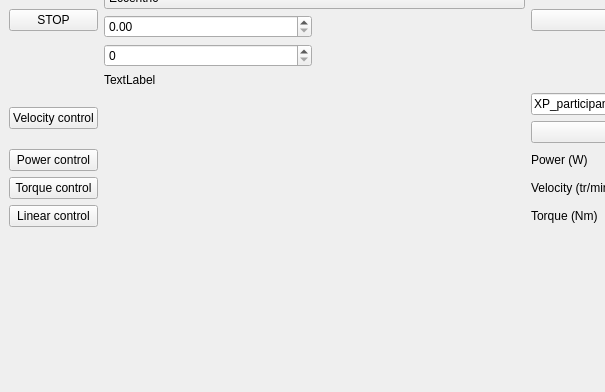
This is ergocycle_gui.ui in s2mLab/ControlOdrive as Qt 5 draws it before an edit; both pictures show x 0 to 605 and y 189 to 581 of the 960 by 581 pixel window. The edited form follows.
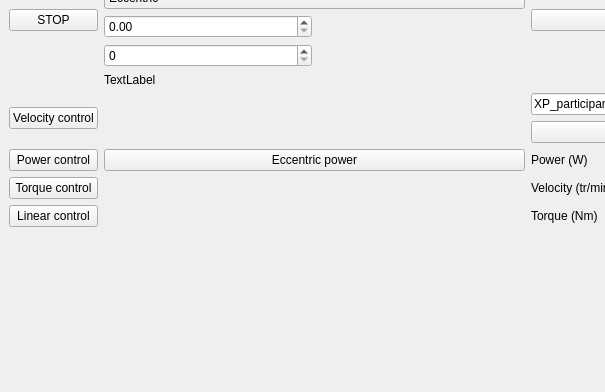
This is the edited form.

Commit message: Forward/reverse and eccentric power control

What changed in the file:
```diff
--- a/ergocycle_gui.ui
+++ b/ergocycle_gui.ui
@@ -275,6 +275,13 @@
         </property>
        </widget>
       </item>
+      <item row="3" column="2">
+       <widget class="QPushButton" name="eccentric_power_pushButton">
+        <property name="text">
+         <string>Eccentric power</string>
+        </property>
+       </widget>
+      </item>
      </layout>
     </item>
    </layout>
```
The commit also changes 7 other files.
